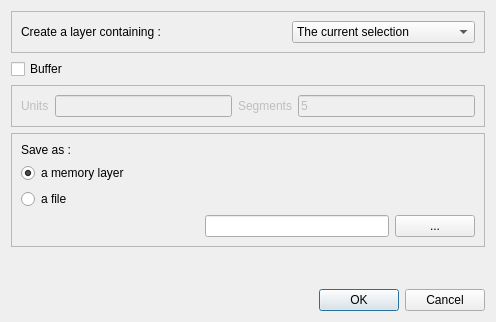
Qt form ui_plugin_mask.ui (aeag/mask) before a commit.
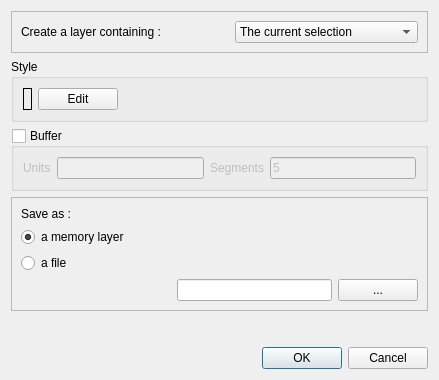
The same form after that commit.

Commit message: Add style management

```diff
--- a/ui_plugin_mask.ui
+++ b/ui_plugin_mask.ui
@@ -6,16 +6,14 @@
    <rect>
     <x>0</x>
     <y>0</y>
-    <width>496</width>
-    <height>322</height>
+    <width>439</width>
+    <height>380</height>
    </rect>
   </property>
   <property name="windowTitle">
    <string>Dialog</string>
   </property>
-  <layout class="QVBoxLayout" name="verticalLayout_5">
-   <item>
-    <layout class="QVBoxLayout" name="verticalLayout_2">
+  <layout class="QVBoxLayout" name="verticalLayout_4">
      <item>
       <widget class="QFrame" name="frame_2">
        <property name="frameShape">
@@ -60,24 +58,77 @@
       </widget>
      </item>
      <item>
-      <widget class="QCheckBox" name="bufferCheckBox">
+    <widget class="QGroupBox" name="groupBox">
+     <property name="title">
+      <string>Style</string>
+     </property>
+     <property name="flat">
+      <bool>false</bool>
+     </property>
+     <property name="checkable">
+      <bool>false</bool>
+     </property>
+     <layout class="QHBoxLayout" name="horizontalLayout_4">
+      <item>
+       <widget class="QLabel" name="stylePreview">
+        <property name="sizePolicy">
+         <sizepolicy hsizetype="Minimum" vsizetype="Minimum">
+          <horstretch>0</horstretch>
+          <verstretch>0</verstretch>
+         </sizepolicy>
+        </property>
+        <property name="frameShape">
+         <enum>QFrame::Box</enum>
+        </property>
+        <property name="lineWidth">
+         <number>1</number>
+        </property>
+        <property name="midLineWidth">
+         <number>0</number>
+        </property>
        <property name="text">
+         <string/>
+        </property>
+       </widget>
+      </item>
+      <item>
+       <widget class="QPushButton" name="editStyleBtn">
+        <property name="text">
+         <string>Edit</string>
+        </property>
+       </widget>
+      </item>
+      <item>
+       <spacer name="horizontalSpacer_2">
+        <property name="orientation">
+         <enum>Qt::Horizontal</enum>
+        </property>
+        <property name="sizeHint" stdset="0">
+         <size>
+          <width>40</width>
+          <height>20</height>
+         </size>
+        </property>
+       </spacer>
+      </item>
+     </layout>
+    </widget>
+   </item>
+   <item>
+    <widget class="QGroupBox" name="bufferGroup">
+     <property name="title">
         <string>Buffer</string>
        </property>
-      </widget>
-     </item>
-     <item>
-      <widget class="QFrame" name="bufferFrame">
-       <property name="enabled">
+     <property name="flat">
         <bool>false</bool>
        </property>
-       <property name="frameShape">
-        <enum>QFrame::StyledPanel</enum>
-       </property>
-       <property name="frameShadow">
-        <enum>QFrame::Raised</enum>
-       </property>
-       <layout class="QVBoxLayout" name="verticalLayout_4">
+     <property name="checkable">
+      <bool>true</bool>
+     </property>
+     <property name="checked">
+      <bool>false</bool>
+     </property>
+     <layout class="QVBoxLayout" name="verticalLayout_2">
         <item>
          <layout class="QHBoxLayout" name="horizontalLayout_3">
           <item>
@@ -186,12 +237,10 @@
        <property name="sizeHint" stdset="0">
         <size>
          <width>20</width>
-         <height>40</height>
+       <height>0</height>
         </size>
        </property>
       </spacer>
-     </item>
-    </layout>
    </item>
    <item>
     <widget class="QDialogButtonBox" name="buttonBox">
```
Lines whose indentation alone changed are shown as unchanged. The commit also changes 2 other files.
